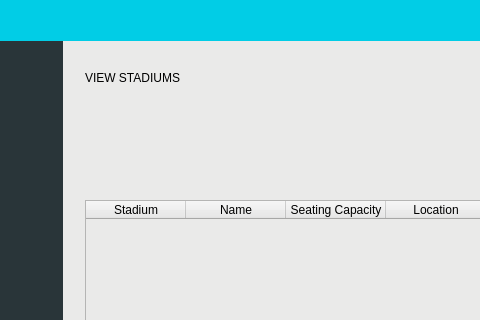
The window that src/form/mainwindow.ui (theozornelas/throw-catch) describes before a commit, drawn with Qt 5; both pictures show x 138 to 618 and y 0 to 320 of the 947 by 638 pixel window.
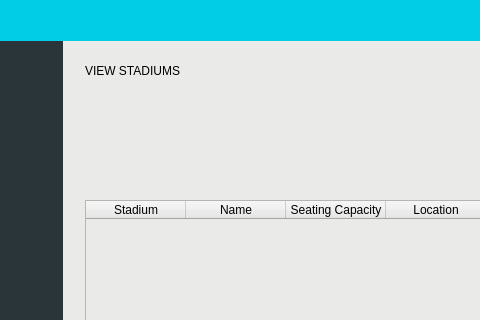
The same window after the commit. The open tabs and pages were chosen to show the change.

Commit message: #3 - slight updates with gui

Diff of the .ui file:
```diff
--- a/src/form/mainwindow.ui
+++ b/src/form/mainwindow.ui
@@ -151,11 +151,15 @@
       <property name="geometry">
        <rect>
         <x>20</x>
-        <y>30</y>
-        <width>181</width>
-        <height>16</height>
+        <y>10</y>
+        <width>311</width>
+        <height>41</height>
        </rect>
       </property>
+      <property name="styleSheet">
+       <string notr="true">	font: 75 30pt &quot;Gill Sans&quot;;
+</string>
+      </property>
       <property name="text">
        <string>VIEW STADIUMS</string>
       </property>
```
Left out of the diff: 6 changed lines with no effect on the pictures. The commit also changes 4 other files.
